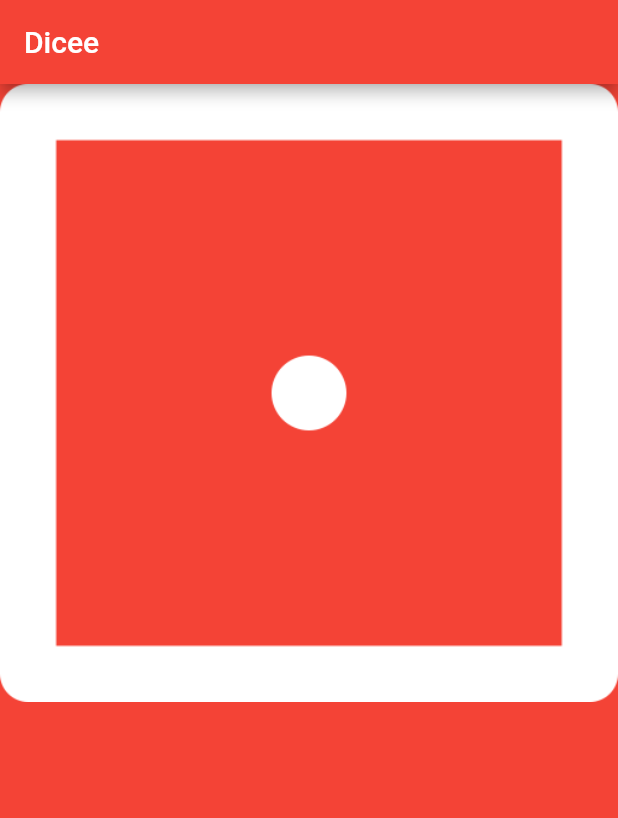
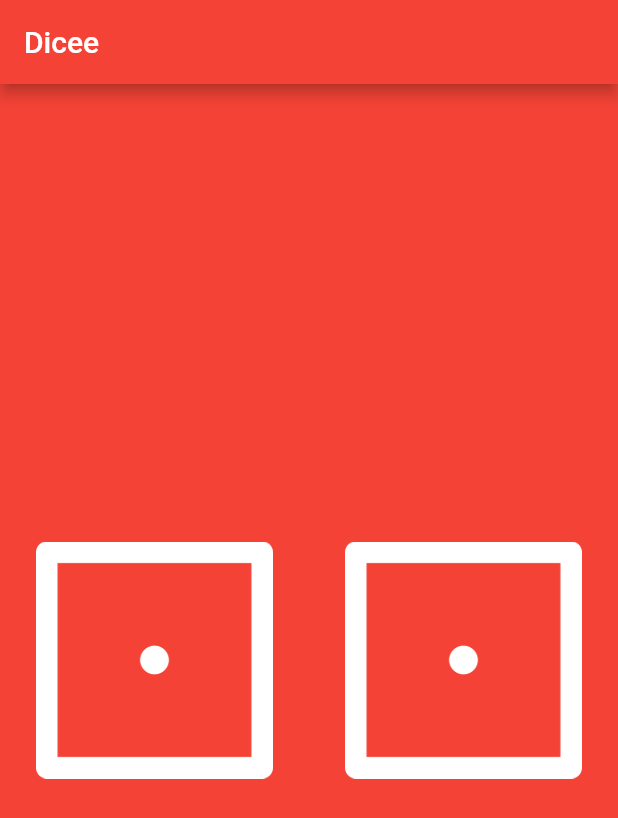
Before and after one commit to HeshanWeerasooriya/Dicee, a Flutter app: the screen it shows after launch, on a phone screen of 412 x 824 dp. Shown: the top 818 px of the screen. Run offline on Flutter 3.47's test engine with Material 2 defaults, Android fonts, the phone set to English and light mode, and no system bars.

Commit message:
Dice as button

```diff
--- a/dicee/lib/main.dart
+++ b/dicee/lib/main.dart
@@ -15,16 +15,35 @@ class MyApp extends StatelessWidget {
           title: const Text('Dicee'),
           backgroundColor: Colors.red,
         ),
-        body: Row(
+        body: Center(
+          child: Row(
             children: <Widget>[
               Expanded(
+                child: Padding(
+                  padding: const EdgeInsets.all(16.0),
+                  child: TextButton(
+                    onPressed: () {},
                     child: Image.asset(
                       'images/dice1.png',
+                    ),
+                  ),
+                ),
+              ),
+              Expanded(
+                child: Padding(
+                  padding: const EdgeInsets.all(16.0),
+                  child: TextButton(
+                    onPressed: () {},
+                    child: Image.asset(
+                      'images/dice1.png',
+                    ),
+                  ),
                 ),
               ),
             ],
           ),
         ),
+      ),
     );
   }
 }
```
Lines whose indentation alone changed are shown as unchanged.
